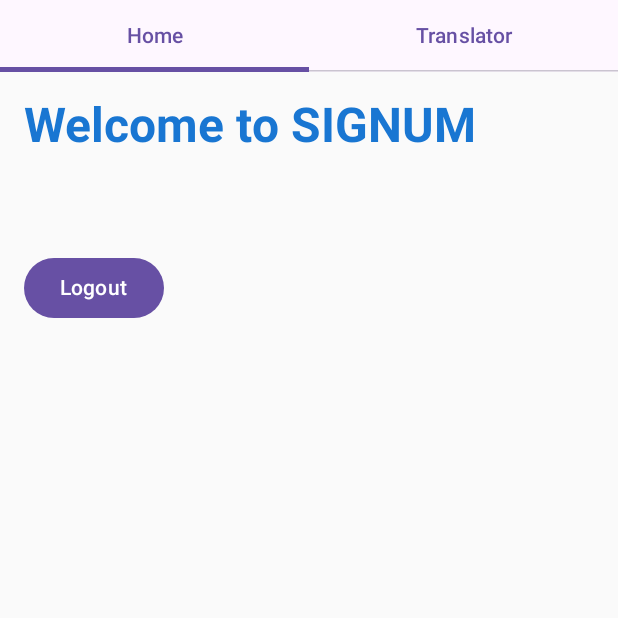
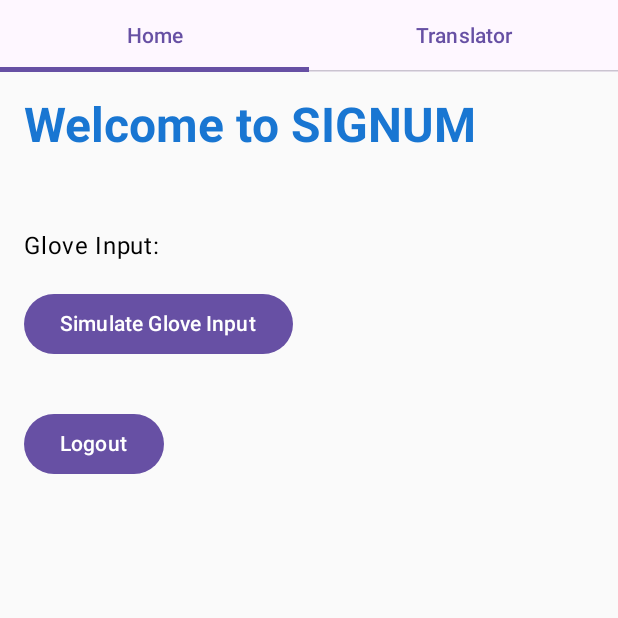
Before and after one commit to LynnUoE/Sign-langauage-glove-project, an Android app built with Jetpack Compose: the HomeScreen screen opened through its navigation route, on a phone screen of 412 x 824 dp, the top half of it. Run offline under Robolectric (Android 15) with nearby library versions, the light colour scheme and no system bars.

Commit message:
HomeScreen modification

```diff
--- a/Signum/app/src/main/java/com/example/signum/ui/HomeScreen.kt
+++ b/Signum/app/src/main/java/com/example/signum/ui/HomeScreen.kt
@@ -41,6 +41,11 @@ fun HomeScreen(onLogoutClick: () -> Unit) {
 
 @Composable
 fun HomeContent(onLogoutClick: () -> Unit) {
+    val gloveText = remember { mutableStateOf("") }
+
+    // Simulated glove input (replace with actual glove data parsing)
+    val simulatedGloveInput = "Hello, world!"
+
     Column(
         modifier = Modifier
             .fillMaxSize()
@@ -54,7 +59,17 @@ fun HomeContent(onLogoutClick: () -> Unit) {
             modifier = Modifier.padding(bottom = 32.dp)
         )
 
-        // Add any additional content for the home tab
+        GloveInputDisplay(gloveText = gloveText.value)
+
+        Button(
+            onClick = {
+                // Update the glove text with the simulated input
+                gloveText.value = simulatedGloveInput
+            },
+            modifier = Modifier.padding(top = 16.dp)
+        ) {
+            Text("Simulate Glove Input")
+        }
 
         Button(
             onClick = onLogoutClick,
@@ -64,3 +79,12 @@ fun HomeContent(onLogoutClick: () -> Unit) {
         }
     }
 }
+
+@Composable
+fun GloveInputDisplay(gloveText: String) {
+    Text(
+        text = "Glove Input: $gloveText",
+        style = MaterialTheme.typography.bodyLarge,
+        modifier = Modifier.padding(top = 16.dp)
+    )
+}
```
